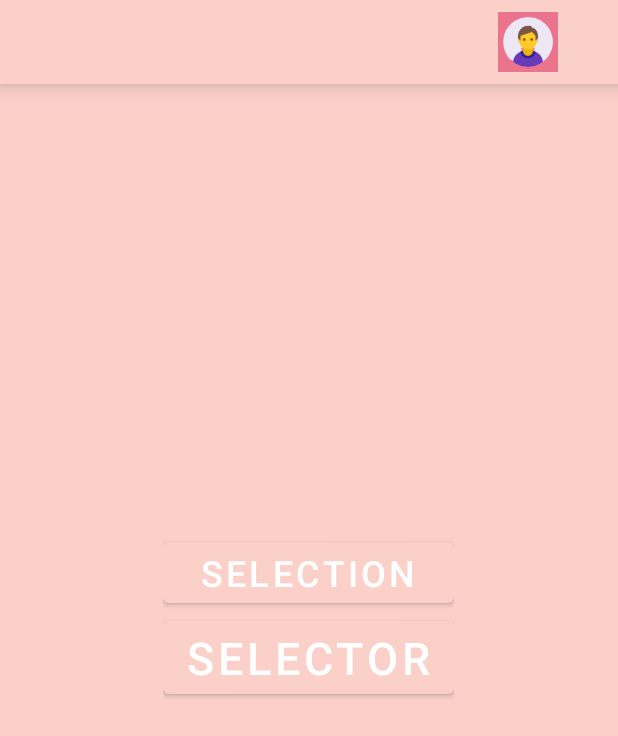
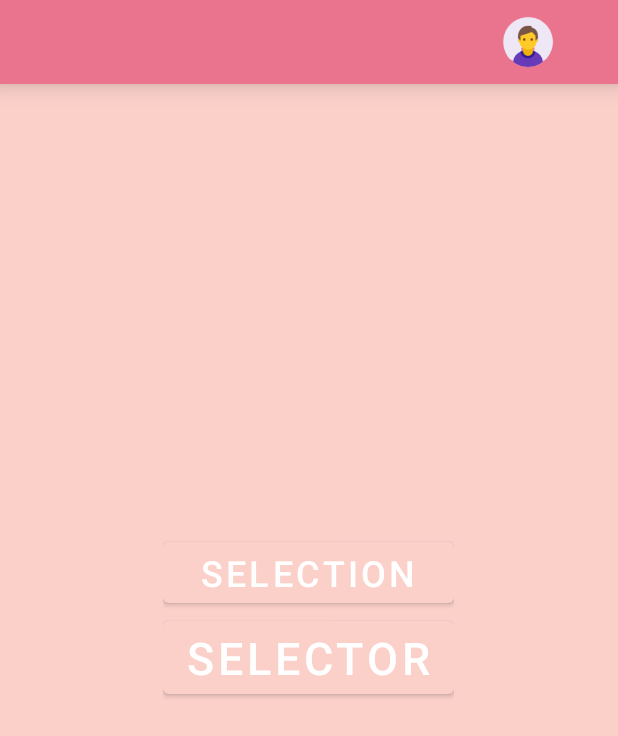
Before and after one commit to Abhigrith/abhigrith, an Android app: the ParentDashboardActivity screen opened directly, with no data from a screen before it, on a phone screen of 412 x 824 dp. Shown: the top 736 px of the screen. Run offline under Robolectric (Android 15) with nearby library versions, the phone set to English and light mode, and no system bars; Roboto replaces fonts that are not available here.

Commit message:
change in toolbar.xml

```diff
--- a/app/src/main/res/layout/toolbar.xml
+++ b/app/src/main/res/layout/toolbar.xml
@@ -2,7 +2,7 @@
 <androidx.appcompat.widget.Toolbar xmlns:android="http://schemas.android.com/apk/res/android"
     android:layout_width="match_parent"
     android:layout_height="wrap_content"
-    android:background="@color/color_primary"
+    android:background="@color/color_secondary"
     android:elevation="10dp"
     android:theme="@style/Theme.Abhigrith">
 
```
Also changed, not shown: app/src/main/res/layout/activity_adoption_orphanage_child_detail.xml (+5 -6 lines).
